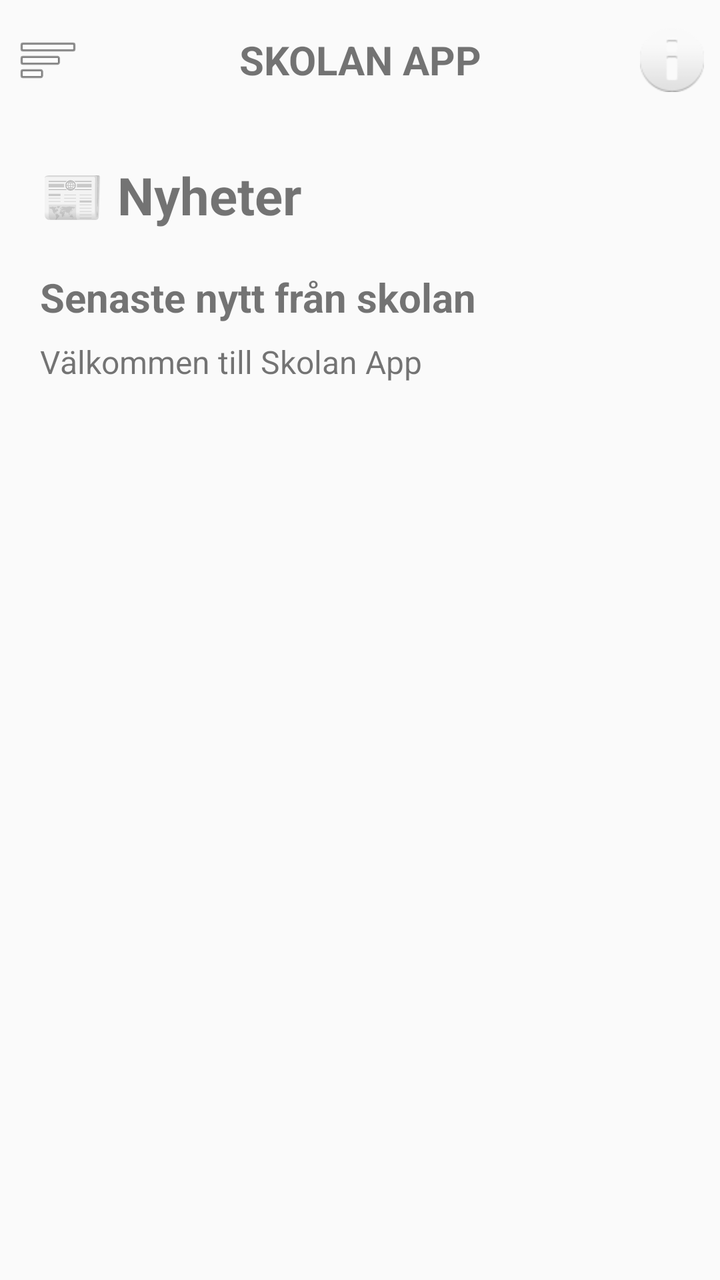
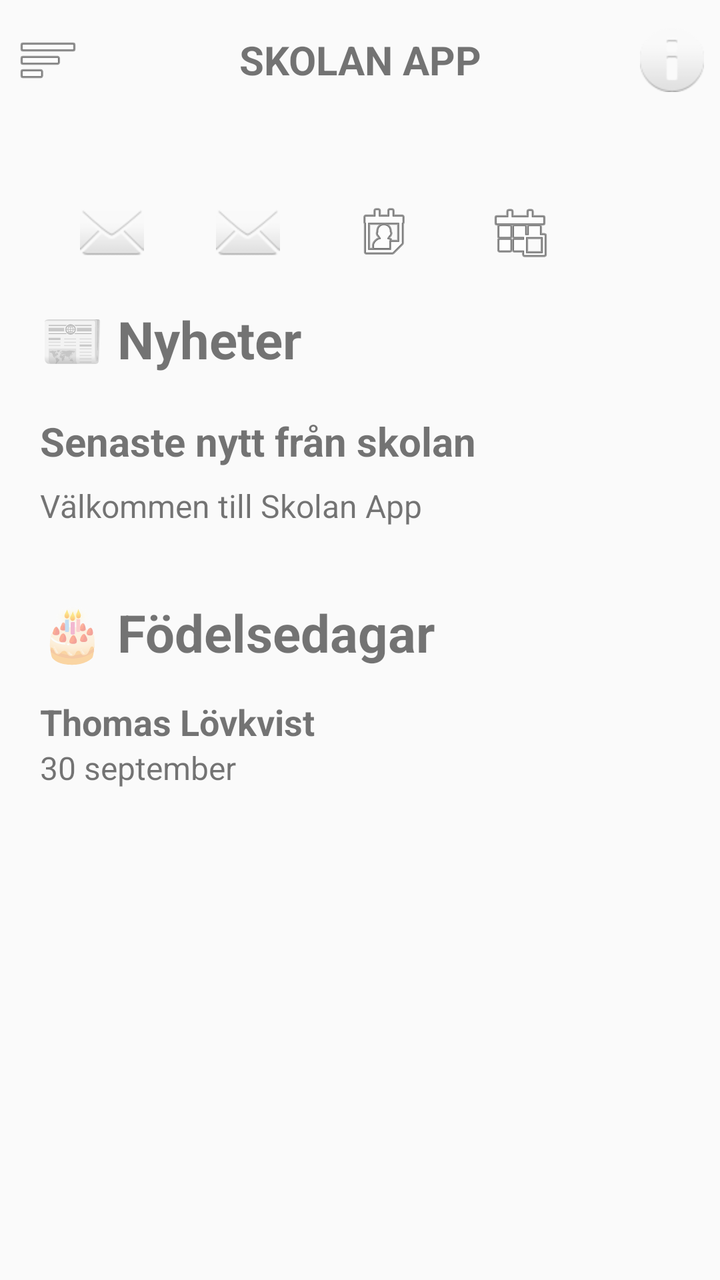

Compare the two renders of this Android layout. The source of the first and the diff that turns it into the second are given below.
<!-- AndroidManifest.xml: application theme Theme.Skolanapp -->
<!-- res/layout/activity_user_selection.xml -->
<?xml version="1.0" encoding="utf-8"?>
<androidx.drawerlayout.widget.DrawerLayout
    xmlns:android="http://schemas.android.com/apk/res/android"
    android:id="@+id/drawerLayout"
    android:layout_width="match_parent"
    android:layout_height="match_parent">


    <LinearLayout
        android:layout_width="match_parent"
        android:layout_height="match_parent"
        android:orientation="vertical">


        <LinearLayout
            android:layout_width="match_parent"
            android:layout_height="60dp"
            android:orientation="horizontal"
            android:gravity="center_vertical">

            <ImageButton
                android:id="@+id/buttonMenu"
                android:layout_width="48dp"
                android:layout_height="48dp"
                android:background="@android:color/transparent"
                android:src="@android:drawable/ic_menu_sort_by_size"
                android:contentDescription="@string/menu" />

            <TextView
                android:layout_width="0dp"
                android:layout_height="wrap_content"
                android:layout_weight="1"
                android:gravity="center"
                android:text="@string/skolan_app"
                android:textSize="20sp"
                android:textStyle="bold" />

            <ImageButton
                android:id="@+id/buttonNotifications"
                android:layout_width="48dp"
                android:layout_height="48dp"
                android:background="@android:color/transparent"
                android:src="@android:drawable/ic_dialog_info"
                android:contentDescription="@string/notifications" />

        </LinearLayout>

        <ScrollView
            android:layout_width="match_parent"
            android:layout_height="match_parent">

            <LinearLayout
                android:layout_width="match_parent"
                android:layout_height="wrap_content"
                android:orientation="vertical"
                android:padding="20dp">

                <TextView
                    android:layout_width="match_parent"
                    android:layout_height="wrap_content"
                    android:text="@string/nyheter"
                    android:textSize="26sp"
                    android:textStyle="bold" />

                <TextView
                    android:layout_width="match_parent"
                    android:layout_height="wrap_content"
                    android:layout_marginTop="20dp"
                    android:text="@string/senaste"
                    android:textSize="20sp"
                    android:textStyle="bold" />

                <TextView
                    android:layout_width="match_parent"
                    android:layout_height="wrap_content"
                    android:layout_marginTop="8dp"
                    android:text="@string/valkommen_till_skolan_app"
                    android:textSize="16sp" />

            </LinearLayout>

        </ScrollView>

    </LinearLayout>

    <LinearLayout
        android:id="@+id/navigationDrawer"
        android:layout_width="200dp"
        android:layout_height="match_parent"
        android:layout_gravity="start"
        android:orientation="vertical"
        android:background="@android:color/white">

        <TextView
            android:layout_width="match_parent"
            android:layout_height="60dp"
            android:gravity="center_vertical"
            android:paddingStart="20dp"
            android:paddingEnd="20dp"
            android:text="@string/skolan_app"
            android:textSize="22sp"
            android:textStyle="bold" />

        <TextView
            android:id="@+id/menuHome"
            android:layout_width="match_parent"
            android:layout_height="55dp"
            android:gravity="center_vertical"
            android:paddingStart="20dp"
            android:paddingEnd="20dp"
            android:text="@string/hem"
            android:textSize="18sp" />

        <TextView
            android:id="@+id/menuNews"
            android:layout_width="match_parent"
            android:layout_height="55dp"
            android:gravity="center_vertical"
            android:paddingStart="20dp"
            android:paddingEnd="20dp"
            android:text="@string/nyheter"
            android:textSize="18sp" />

        <TextView
            android:id="@+id/menuBirthdays"
            android:layout_width="match_parent"
            android:layout_height="55dp"
            android:gravity="center_vertical"
            android:paddingStart="20dp"
            android:paddingEnd="20dp"
            android:text="@string/fodelsedagar"
            android:textSize="18sp" />

        <TextView
            android:id="@+id/menuCalendar"
            android:layout_width="match_parent"
            android:layout_height="55dp"
            android:gravity="center_vertical"
            android:paddingStart="20dp"
            android:paddingEnd="20dp"
            android:text="@string/kalender"
            android:textSize="18sp" />

    </LinearLayout>

</androidx.drawerlayout.widget.DrawerLayout>
<!-- resources referenced by this layout -->
<resources>
  <string name="fodelsedagar">🎂 Födelsedagar</string>
  <string name="hem">🏠 Hem</string>
  <string name="kalender">📅 Kalender</string>
  <string name="menu">Menu</string>
  <string name="notifications">Notifications</string>
  <string name="nyheter">📰 Nyheter</string>
  <string name="senaste">Senaste nytt från skolan</string>
  <string name="skolan_app">SKOLAN APP</string>
  <string name="valkommen_till_skolan_app">Välkommen till Skolan App</string>
  <style name="Theme.Skolanapp" parent="Theme.AppCompat.Light.NoActionBar" />
</resources>

<!-- the commit's change to res/layout/activity_user_selection.xml (unified diff, before → after) -->
@@ -55,6 +55,64 @@
                 android:orientation="vertical"
                 android:padding="20dp">
 
+                <HorizontalScrollView
+                    android:layout_width="match_parent"
+                    android:layout_height="wrap_content"
+                    android:scrollbars="none"
+                    android:fillViewport="false">
+
+                    <LinearLayout
+                        android:layout_width="wrap_content"
+                        android:layout_height="wrap_content"
+                        android:orientation="horizontal"
+                        android:gravity="center_vertical"
+                        android:padding="8dp">
+
+                        <ImageButton
+                            android:id="@+id/buttonTeacherEmail"
+                            android:layout_width="56dp"
+                            android:layout_height="56dp"
+                            android:layout_marginEnd="12dp"
+                            android:background="@android:color/transparent"
+                            android:src="@android:drawable/ic_dialog_email"
+                            android:contentDescription="@string/larare_email"
+                            android:scaleType="centerInside" />
+
+
+                        <ImageButton
+                            android:id="@+id/buttonParentsEmail"
+                            android:layout_width="56dp"
+                            android:layout_height="56dp"
+                            android:layout_marginEnd="12dp"
+                            android:background="@android:color/transparent"
+                            android:src="@android:drawable/ic_dialog_email"
+                            android:contentDescription="@string/foraldrar_email"
+                            android:scaleType="centerInside" />
+
+                        <ImageButton
+                            android:id="@+id/buttonBirthdays"
+                            android:layout_width="56dp"
+                            android:layout_height="56dp"
+                            android:layout_marginEnd="12dp"
+                            android:background="@android:color/transparent"
+                            android:src="@android:drawable/ic_menu_my_calendar"
+                            android:contentDescription="@string/fodelsedagar"
+                            android:scaleType="centerInside" />
+
+                        <ImageButton
+                            android:id="@+id/buttonCalendar"
+                            android:layout_width="56dp"
+                            android:layout_height="56dp"
+                            android:layout_marginEnd="12dp"
+                            android:background="@android:color/transparent"
+                            android:src="@android:drawable/ic_menu_today"
+                            android:contentDescription="@string/kalender"
+                            android:scaleType="centerInside" />
+
+                    </LinearLayout>
+
+                </HorizontalScrollView>
+
                 <TextView
                     android:layout_width="match_parent"
                     android:layout_height="wrap_content"
@@ -75,6 +133,28 @@
                     android:layout_height="wrap_content"
                     android:layout_marginTop="8dp"
                     android:text="@string/valkommen_till_skolan_app"
+                    android:textSize="16sp" />
+
+                <TextView
+                    android:layout_width="match_parent"
+                    android:layout_height="wrap_content"
+                    android:layout_marginTop="35dp"
+                    android:text="@string/fodelsedagar"
+                    android:textSize="26sp"
+                    android:textStyle="bold" />
+
+                <TextView
+                    android:layout_width="match_parent"
+                    android:layout_height="wrap_content"
+                    android:layout_marginTop="15dp"
+                    android:text="Thomas Lövkvist"
+                    android:textSize="18sp"
+                    android:textStyle="bold" />
+
+                <TextView
+                    android:layout_width="match_parent"
+                    android:layout_height="wrap_content"
+                    android:text="30 september"
                     android:textSize="16sp" />
 
             </LinearLayout>
<!-- resource entries referenced after the edit -->
@@ -1,8 +1,10 @@
 <!-- resources referenced by this layout -->
 <resources>
   <string name="fodelsedagar">🎂 Födelsedagar</string>
+  <string name="foraldrar_email">Föräldrar email</string>
   <string name="hem">🏠 Hem</string>
   <string name="kalender">📅 Kalender</string>
+  <string name="larare_email">Lärare email</string>
   <string name="menu">Menu</string>
   <string name="notifications">Notifications</string>
   <string name="nyheter">📰 Nyheter</string>
